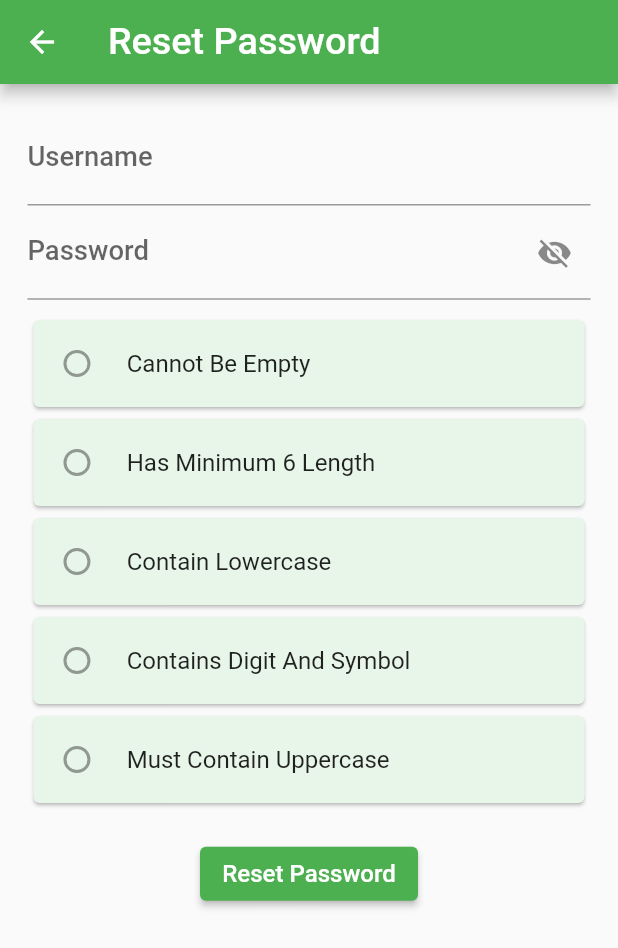
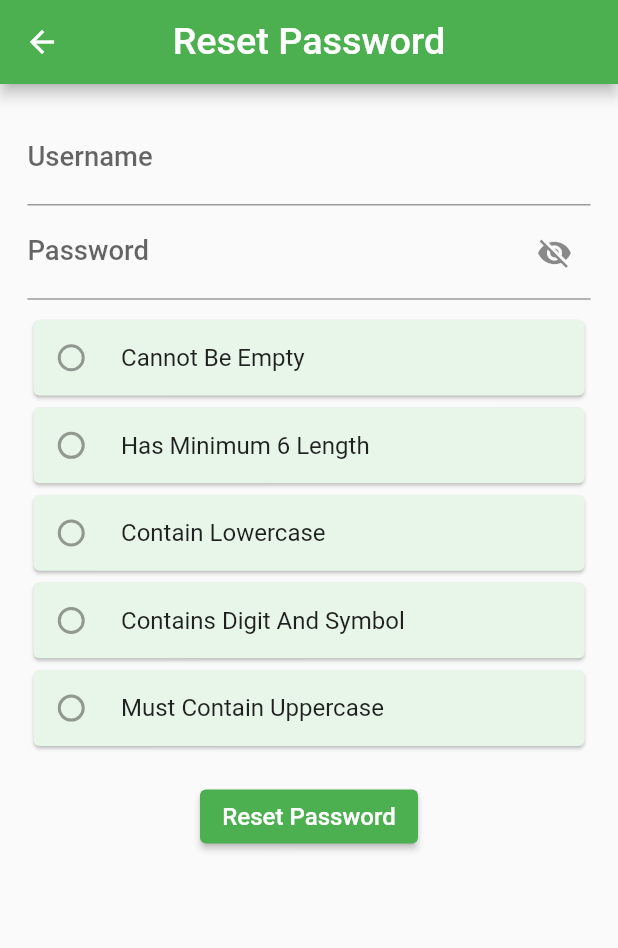
Before and after one commit to Hendi-arch/pbotodo-frontend, a Flutter app: the screen it shows after launch, after a tap on "Reset Password", on a phone screen of 412 x 824 dp. Shown: the top 948 px of the screen. Run offline on Flutter 3.47's test engine with Material 2 defaults, Android fonts, the phone set to English and light mode, and no system bars; drawn by our look-alikes of showcaseview; our stand-ins replace device_info_plus, firebase_analytics, firebase_core, firebase_crashlytics, firebase_messaging, flutter_local_notifications and 2 more; accounts and stored records are empty; generated files the repository leaves out were written again.

Commit message:
centered screen title

```diff
--- a/lib/screens/auth_screen.dart
+++ b/lib/screens/auth_screen.dart
@@ -142,6 +142,7 @@ class _AuthScreenState extends State<AuthScreen> {
     return Scaffold(
       appBar: AppBar(
         title: Text(_isSigningIn ? 'Sign In' : 'Sign Up'),
+        centerTitle: true,
       ),
       body: SingleChildScrollView(
         padding: const EdgeInsets.all(16.0).w,
--- a/lib/screens/feedback_screen.dart
+++ b/lib/screens/feedback_screen.dart
@@ -70,6 +70,7 @@ class _FeedbackScreenState extends State<FeedbackScreen> {
     return Scaffold(
       appBar: AppBar(
         title: const Text('Feedback'),
+        centerTitle: true,
       ),
       body: Padding(
         padding: const EdgeInsets.all(16.0).w,
--- a/lib/screens/forgot_password_screen.dart
+++ b/lib/screens/forgot_password_screen.dart
@@ -66,6 +66,7 @@ class _ForgotPasswordScreenState extends State<ForgotPasswordScreen> {
     return Scaffold(
       appBar: AppBar(
         title: const Text('Reset Password'),
+        centerTitle: true,
       ),
       body: SingleChildScrollView(
         padding: const EdgeInsets.all(16.0).w,
--- a/lib/screens/task_detail_screen.dart
+++ b/lib/screens/task_detail_screen.dart
@@ -102,6 +102,7 @@ class _TaskDetailScreenState extends State<TaskDetailScreen> {
     return Scaffold(
       appBar: AppBar(
         title: const Text('Task'),
+        centerTitle: true,
       ),
       body: Padding(
         padding: const EdgeInsets.all(16.0).w,
--- a/lib/widgets/auth_field_validation_widget.dart
+++ b/lib/widgets/auth_field_validation_widget.dart
@@ -16,11 +16,13 @@ class AuthFieldValidationWidget extends StatelessWidget {
     return Card(
       color: Colors.green[50],
       child: Padding(
-        padding: const EdgeInsets.all(5.0),
+        padding: const EdgeInsets.all(1.0).h,
         child: Row(
+          crossAxisAlignment: CrossAxisAlignment.center,
           children: [
             Radio.adaptive(
               value: true,
+              activeColor: Colors.blue,
               groupValue: isValid,
               onChanged: null,
             ),
```
